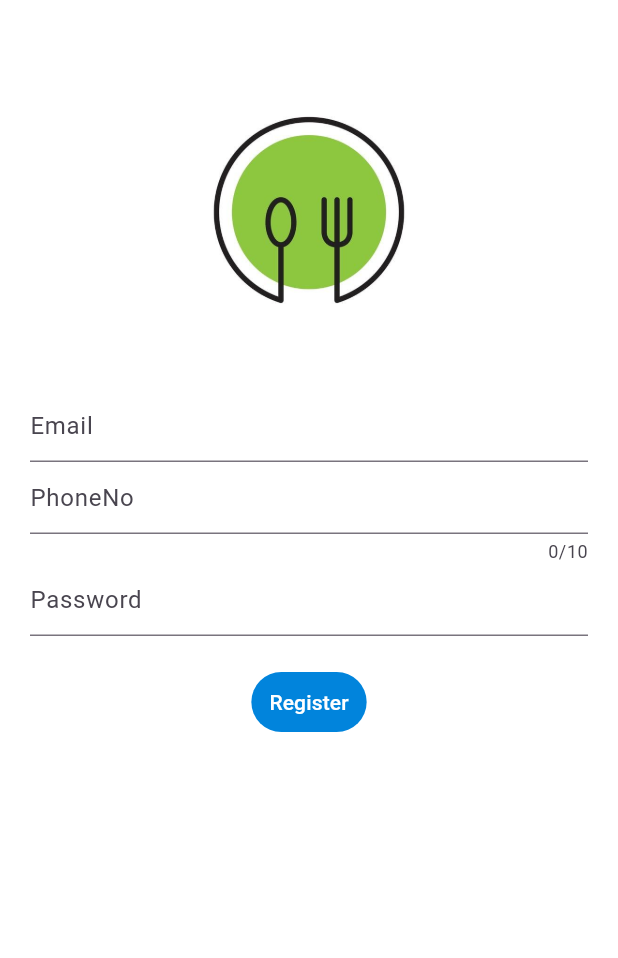
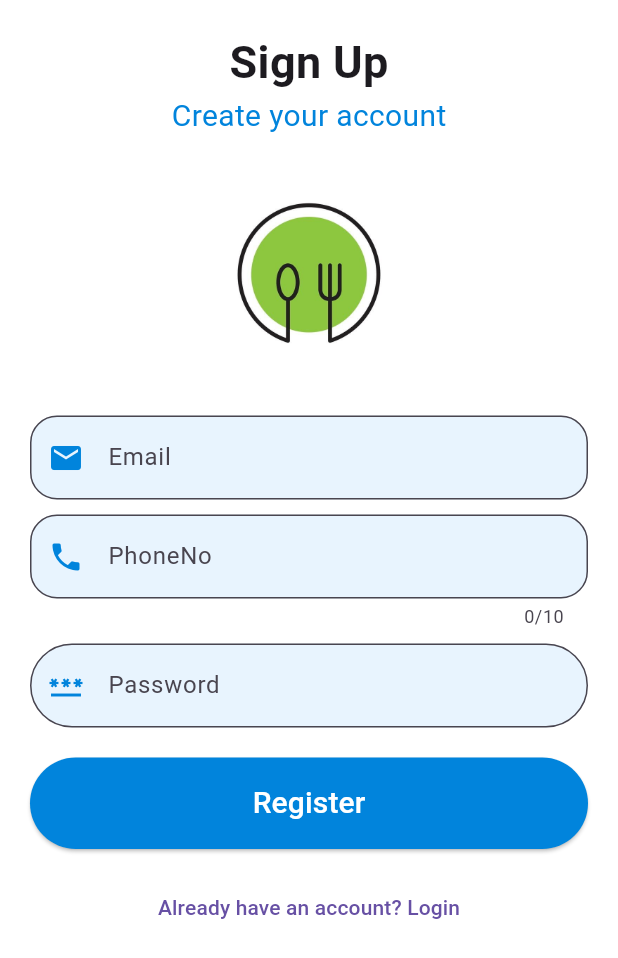
Before and after one commit to Ephrem-shimels21/food_delivery_app, a Flutter app: the RegisterPageContent screen opened directly, on a phone screen of 412 x 824 dp. Shown: the top 958 px of the screen. Run offline on Flutter 3.47's test engine with Material 3 defaults, Android fonts, the phone set to English and light mode, and no system bars; our stand-ins replace carousel_slider, email_validator, firebase_auth, firebase_core, firebase_database, flutter_rating_bar and 1 more; accounts and stored records are empty.

Commit message:
modify the input fields and UI

```diff
--- a/lib/auth/screens/signup_page.dart
+++ b/lib/auth/screens/signup_page.dart
@@ -33,7 +33,8 @@ class _RegisterPageContentState extends State<RegisterPageContent> {
     // TODO: // do we need to keep this here or in didChangeDependencies
     registerPageBloc = Provider.of<RegisterPageBloc>(context);
     return Scaffold(
-      body: Container(
+        body: SingleChildScrollView(
+      child: Container(
         color: Colors.white,
         padding: const EdgeInsets.only(top: 20.0, left: 20.0, right: 20.0),
         child: Form(
@@ -41,20 +42,30 @@ class _RegisterPageContentState extends State<RegisterPageContent> {
           child: buildForm(),
         ),
       ),
-    );
+    ));
   }
 
   buildForm() {
     return Column(
+      crossAxisAlignment: CrossAxisAlignment.stretch,
+      mainAxisAlignment: MainAxisAlignment.center,
       children: [
-        const SizedBox(height: 20.0),
-        // const FlutterLogo(
-        //   size: 200.0,
-        // ),
+        const Center(
+          child: Text(
+            "Sign Up",
+            style: TextStyle(fontSize: 30, fontWeight: FontWeight.bold),
+          ),
+        ),
+        const Center(
+          child: Text("Create your account",
+              style: TextStyle(
+                  fontSize: 20, color: UniversalVariables.darkBlueColor)),
+        ),
+        const SizedBox(height: 15.0),
         Image.asset(
           'assets/logo.jpg', // replace with the path to your image
           width: 200.0,
-          height: 200.0,
+          height: 150.0,
         ),
         const SizedBox(height: 20.0),
         TextFormField(
@@ -62,7 +73,18 @@ class _RegisterPageContentState extends State<RegisterPageContent> {
             return registerPageBloc.validateEmail(email ?? '');
           },
           controller: textNameController,
-          decoration: const InputDecoration(hintText: "Email"),
+          decoration: InputDecoration(
+              hintText: "Email",
+              border: OutlineInputBorder(
+                borderRadius: BorderRadius.circular(18),
+              ),
+              fillColor: Colors.blue.withOpacity(0.1),
+              filled: true,
+              prefixIcon: const Icon(Icons.email,
+                  color: UniversalVariables.darkBlueColor)),
+        ),
+        const SizedBox(
+          height: 10,
         ),
         TextFormField(
           maxLength: 10,
@@ -74,24 +96,48 @@ class _RegisterPageContentState extends State<RegisterPageContent> {
             return registerPageBloc.validatePhone(phone ?? '');
           },
           controller: textPhoneController,
-          decoration: const InputDecoration(hintText: "PhoneNo"),
+          decoration: InputDecoration(
+              hintText: "PhoneNo",
+              border: OutlineInputBorder(
+                borderRadius: BorderRadius.circular(18),
+              ),
+              fillColor: Colors.blue.withOpacity(0.1),
+              filled: true,
+              prefixIcon: const Icon(Icons.phone,
+                  color: UniversalVariables.darkBlueColor)),
+        ),
+        const SizedBox(
+          height: 10,
         ),
         TextFormField(
           validator: (password) {
             return registerPageBloc.validatePassword(password ?? '');
           },
           controller: textPasswordController,
-          decoration: const InputDecoration(hintText: "Password"),
+          decoration: InputDecoration(
+              hintText: "Password",
+              border: OutlineInputBorder(
+                borderRadius: BorderRadius.circular(30),
+              ),
+              fillColor: Colors.blue.withOpacity(0.1),
+              filled: true,
+              prefixIcon: const Icon(Icons.password,
+                  color: UniversalVariables.darkBlueColor)),
         ),
         const SizedBox(height: 20.0),
-        TextButton(
-          style: ButtonStyle(
-            backgroundColor:
-                MaterialStateProperty.all(UniversalVariables.darkBlueColor),
-            shape: MaterialStateProperty.all<RoundedRectangleBorder>(
-                RoundedRectangleBorder(
-              borderRadius: BorderRadius.circular(30.0),
-            )),
+        ElevatedButton(
+          // style: ButtonStyle(
+          //   backgroundColor:
+          //       MaterialStateProperty.all(UniversalVariables.darkBlueColor),
+          //   shape: MaterialStateProperty.all<RoundedRectangleBorder>(
+          //       RoundedRectangleBorder(
+          //     borderRadius: BorderRadius.circular(30.0),
+          //   )),
+          // ),
+          style: ElevatedButton.styleFrom(
+            shape: const StadiumBorder(),
+            padding: const EdgeInsets.symmetric(vertical: 16),
+            backgroundColor: UniversalVariables.darkBlueColor,
           ),
           onPressed: () {
             registerPageBloc
@@ -102,11 +148,18 @@ class _RegisterPageContentState extends State<RegisterPageContent> {
           child: const Text("Register",
               style: TextStyle(
                 color: Colors.white,
+                fontSize: 20,
               )),
         ),
         registerPageBloc.isRegisterPressed
             ? Center(child: CircularProgressIndicator())
             : Container(),
+        const SizedBox(height: 15.0),
+        TextButton(
+          onPressed: () => gotoLoginPage(),
+          child: const Text("Already have an account? Login"),
+        ),
+        const SizedBox(height: 15.0),
       ],
     );
   }
```
